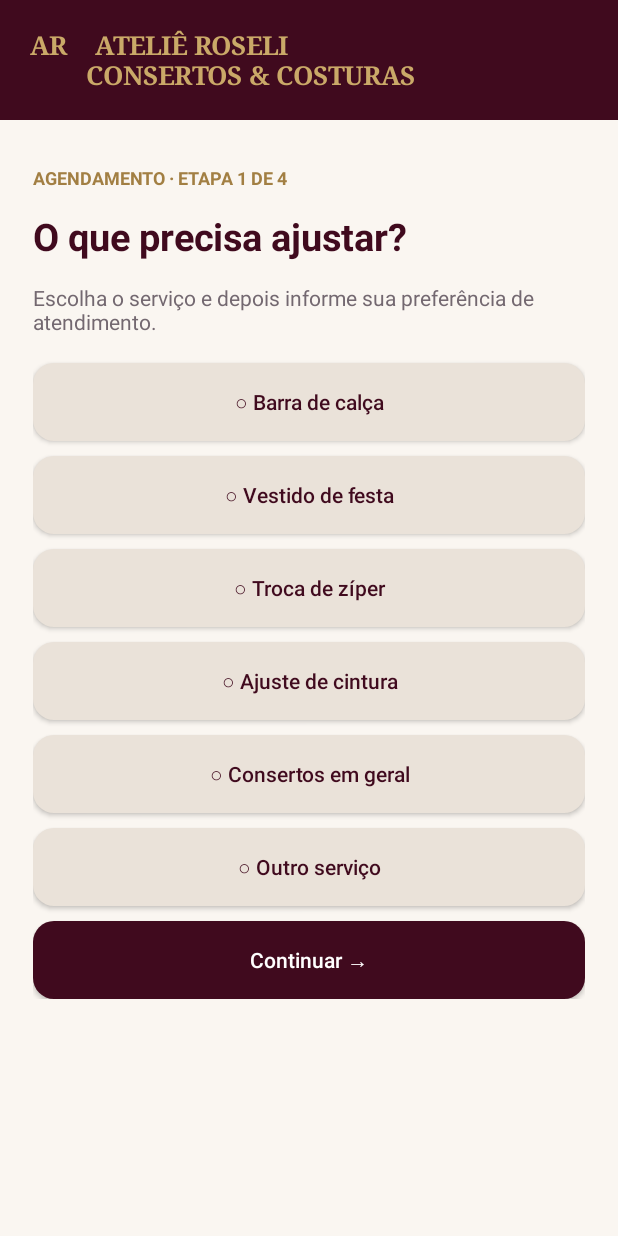
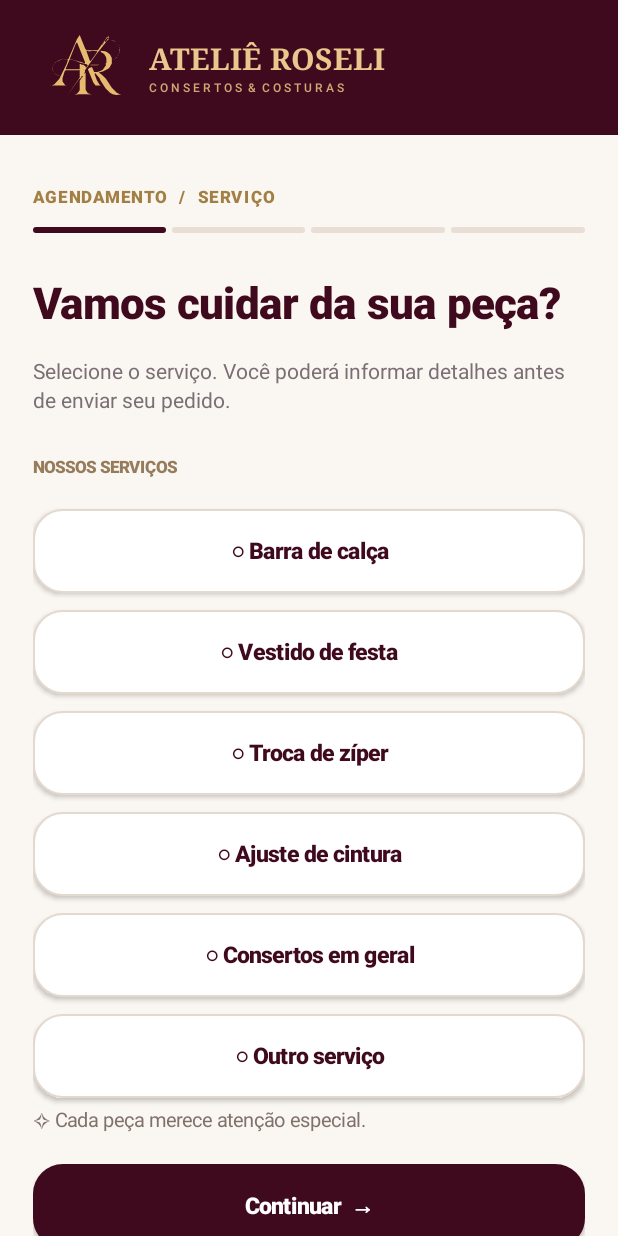
Before and after one commit to fernandojuniorsf-svg/pages-autoavaliacao.py, an Android app: the screen it shows after launch (MainActivity), on a phone screen of 412 x 824 dp. Run offline under Robolectric (Android 15) with nearby library versions, the phone set to English and light mode, and no system bars.

Commit message:
Modernize Roseli Android screens with original traced AR monogram, elegant navigation and premium form controls

```diff
--- a/android-roseli/app/src/main/java/br/com/atelieroseli/agendamento/MainActivity.java
+++ b/android-roseli/app/src/main/java/br/com/atelieroseli/agendamento/MainActivity.java
@@ -12,29 +12,43 @@ public class MainActivity extends Activity {
  LinearLayout main,body; String service="",mode="No ateliê",deadline="Normal",day="",hour="",pickup="",returnAddr="",person="",phone="",notes="",itemValue=""; boolean insure=false;
  EditText ePickup,eReturn,ePerson,ePhone,eNotes,eValue;
  int dp(int n){return (int)(n*getResources().getDisplayMetrics().density+.5f);}
- GradientDrawable bg(int color){GradientDrawable g=new GradientDrawable();g.setColor(color);g.setCornerRadius(dp(14));return g;}
- TextView text(String s,int size,boolean bold,int color){TextView t=new TextView(this);t.setText(s);t.setTextColor(color);t.setTextSize(size);if(bold)t.setTypeface(Typeface.DEFAULT,Typeface.BOLD);t.setPadding(0,dp(6),0,dp(8));body.addView(t);return t;}
- Button button(String s,boolean dark){Button b=new Button(this);b.setAllCaps(false);b.setText(s);b.setTextColor(dark?-1:wine);b.setBackground(bg(dark?wine:0xffeae2d9));LinearLayout.LayoutParams p=new LinearLayout.LayoutParams(-1,dp(52));p.topMargin=dp(10);body.addView(b,p);return b;}
- EditText field(String hint,String value,int type){EditText e=new EditText(this);e.setText(value);e.setHint(hint);e.setTextSize(15);e.setSingleLine(false);e.setInputType(type);e.setPadding(dp(12),dp(8),dp(12),dp(8));e.setBackground(bg(-1));LinearLayout.LayoutParams p=new LinearLayout.LayoutParams(-1,dp(52));p.topMargin=dp(8);body.addView(e,p);return e;}
+ GradientDrawable bg(int color){GradientDrawable g=new GradientDrawable();g.setColor(color);g.setCornerRadius(dp(19));return g;}
+ GradientDrawable outline(int color,int stroke){GradientDrawable g=bg(color);g.setStroke(dp(1),stroke);return g;}
+ TextView text(String s,int size,boolean bold,int color){TextView t=new TextView(this);t.setText(s);t.setTextColor(color);t.setTextSize(size);t.setTypeface(Typeface.create(bold?"sans-serif-medium":"sans-serif",bold?Typeface.BOLD:Typeface.NORMAL));t.setLineSpacing(dp(2),1.06f);t.setPadding(0,dp(5),0,dp(9));body.addView(t);return t;}
+ Button button(String s,boolean dark){Button b=new Button(this);b.setAllCaps(false);b.setText(s);b.setTextSize(15);b.setTypeface(Typeface.create("sans-serif-medium",Typeface.BOLD));b.setTextColor(dark?Color.WHITE:wine);b.setBackground(outline(dark?wine:Color.WHITE,dark?wine:0xffe4d9cf));b.setElevation(dp(dark?3:0));b.setPadding(dp(15),0,dp(15),0);LinearLayout.LayoutParams p=new LinearLayout.LayoutParams(-1,dp(56));p.topMargin=dp(11);body.addView(b,p);return b;}
+ EditText field(String hint,String value,int type){EditText e=new EditText(this);e.setText(value);e.setHint(hint);e.setTextColor(ink);e.setHintTextColor(0xff95878b);e.setTextSize(15);e.setSingleLine(false);e.setInputType(type);e.setPadding(dp(16),dp(8),dp(16),dp(8));e.setBackground(outline(Color.WHITE,0xffe6d9ce));LinearLayout.LayoutParams p=new LinearLayout.LayoutParams(-1,dp(54));p.topMargin=dp(9);body.addView(e,p);return e;}
  void toast(String s){Toast.makeText(this,s,Toast.LENGTH_LONG).show();}
- void title(String a,String b){text(a,25,true,wine);text(b,14,false,0xff736870);}
+ void title(String a,String b){text(a,29,true,wine);TextView sub=text(b,14,false,0xff796f74);sub.setPadding(0,dp(7),0,dp(22));}
  void next(){step++;draw();}
  void previous(){step--;draw();}
  @Override public void onCreate(Bundle b){super.onCreate(b);getWindow().setStatusBarColor(wine);getWindow().setNavigationBarColor(paper);draw();}
  void draw(){
   main=new LinearLayout(this);main.setOrientation(1);main.setBackgroundColor(paper);setContentView(main);
-  TextView h=new TextView(this);h.setText("AR    ATELIÊ ROSELI\n        CONSERTOS & COSTURAS");h.setTypeface(Typeface.SERIF,Typeface.BOLD);h.setTextSize(17);h.setTextColor(gold);h.setBackgroundColor(wine);h.setGravity(Gravity.CENTER_VERTICAL);h.setPadding(dp(20),0,0,0);main.addView(h,new LinearLayout.LayoutParams(-1,dp(80)));
-  ScrollView sc=new ScrollView(this);main.addView(sc);body=new LinearLayout(this);body.setOrientation(1);body.setPadding(dp(22),dp(24),dp(22),dp(45));sc.addView(body);text("AGENDAMENTO · ETAPA "+(step+1)+" DE 4",12,true,0xffa27f43);
+  LinearLayout header=new LinearLayout(this);header.setOrientation(LinearLayout.HORIZONTAL);header.setGravity(Gravity.CENTER_VERTICAL);header.setPadding(dp(18),dp(7),dp(12),dp(7));header.setBackgroundColor(wine);
+  main.addView(header,new LinearLayout.LayoutParams(-1,dp(90)));
+  ImageView logo=new ImageView(this);logo.setImageResource(br.com.atelieroseli.agendamento.R.drawable.monograma_ar_original);logo.setScaleType(ImageView.ScaleType.FIT_CENTER);
+  header.addView(logo,new LinearLayout.LayoutParams(dp(79),dp(75)));
+  LinearLayout names=new LinearLayout(this);names.setOrientation(LinearLayout.VERTICAL);names.setPadding(dp(2),0,0,0);header.addView(names,new LinearLayout.LayoutParams(0,-2,1f));
+  TextView name=new TextView(this);name.setText("ATELIÊ ROSELI");name.setTextColor(0xffe9c78d);name.setTextSize(20);name.setTypeface(Typeface.create("serif",Typeface.BOLD));names.addView(name);
+  TextView sub=new TextView(this);sub.setText("C O N S E R T O S  &  C O S T U R A S");sub.setTextColor(0xffcda975);sub.setTextSize(8);sub.setTypeface(Typeface.create("sans-serif-medium",Typeface.NORMAL));names.addView(sub);
+  ScrollView sc=new ScrollView(this);sc.setFillViewport(true);main.addView(sc,new LinearLayout.LayoutParams(-1,0,1));
+  body=new LinearLayout(this);body.setOrientation(1);body.setPadding(dp(22),dp(28),dp(22),dp(42));sc.addView(body);
+  TextView eyebrow=text("AGENDAMENTO  /  "+new String[]{"SERVIÇO","TRANSPORTE","DATA E HORA","CONFIRMAÇÃO"}[step],11,true,0xffa27f43);
+  eyebrow.setLetterSpacing(.1f);
+  LinearLayout progress=new LinearLayout(this);progress.setOrientation(LinearLayout.HORIZONTAL);body.addView(progress);
+  for(int i=0;i<4;i++){View segment=new View(this);segment.setBackground(bg(i<=step?wine:0xffe8ded5));LinearLayout.LayoutParams pp=new LinearLayout.LayoutParams(0,dp(4),1);pp.setMargins(dp(i==0?0:4),dp(3),0,dp(21));progress.addView(segment,pp);}
   if(step==0)servicePage();else if(step==1)transportPage();else if(step==2)datePage();else confirmPage();
  }
  void servicePage(){
-  title("O que precisa ajustar?","Escolha o serviço e depois informe sua preferência de atendimento.");
+  title("Vamos cuidar da sua peça?","Selecione o serviço. Você poderá informar detalhes antes de enviar seu pedido.");
   String[] options={"Barra de calça","Vestido de festa","Troca de zíper","Ajuste de cintura","Consertos em geral","Outro serviço"};
+  text("NOSSOS SERVIÇOS",11,true,0xff967c5b);
   for(String s:options){Button b=button((s.equals(service)?"✓ ":"○ ")+s,s.equals(service));b.setOnClickListener(v->{service=s;draw();});}
-  button("Continuar →",true).setOnClickListener(v->{if(service.isEmpty())toast("Escolha o serviço.");else next();});
+  text("✧ Cada peça merece atenção especial.",13,false,0xff81716c);
+  button("Continuar  →",true).setOnClickListener(v->{if(service.isEmpty())toast("Escolha o serviço.");else next();});
  }
  void transportPage(){
-  title("Coleta e entrega","Escolha como a peça vai chegar ao ateliê e como será devolvida.");
+  title("Como prefere o atendimento?","Você pode trazer sua peça ou solicitar coleta e devolução.");
   for(String s:new String[]{"No ateliê","Coleta","Devolução","Coleta + devolução"}){Button b=button((s.equals(mode)?"✓ ":"○ ")+s,s.equals(mode));b.setOnClickListener(v->{mode=s;draw();});}
   text("Prazo desejado",15,true,wine);
   Spinner spinner=new Spinner(this);String[] deadlines={"Normal","Expresso: 2 horas (sujeito a confirmação)","24 horas (sujeito a confirmação)"};
@@ -52,18 +66,18 @@ public class MainActivity extends Activity {
   button("← Voltar",false).setOnClickListener(v->previous());
  }
  void datePage(){
-  title("Escolha sua data","A Roseli confirmará a disponibilidade antes da reserva.");
+  title("Quando fica melhor?","Escolha a data e o horário desejados. Roseli confirma a disponibilidade.");
   button(day.isEmpty()?"Selecionar data":day,false).setOnClickListener(v->{Calendar c=Calendar.getInstance();DatePickerDialog d=new DatePickerDialog(this,(p,y,m,dd)->{day=String.format(Locale.ROOT,"%02d/%02d/%04d",dd,m+1,y);draw();},c.get(Calendar.YEAR),c.get(Calendar.MONTH),c.get(Calendar.DAY_OF_MONTH));d.getDatePicker().setMinDate(System.currentTimeMillis()-1000);d.show();});
   button(hour.isEmpty()?"Selecionar horário":hour,false).setOnClickListener(v->new TimePickerDialog(this,(p,h,m)->{hour=String.format(Locale.ROOT,"%02d:%02d",h,m);draw();},9,0,true).show());
   button("Continuar →",true).setOnClickListener(v->{if(day.isEmpty()||hour.isEmpty())toast("Informe data e horário.");else next();});
   button("← Voltar",false).setOnClickListener(v->previous());
  }
  void confirmPage(){
-  title("Últimos detalhes","Revise o pedido e envie pelo WhatsApp ou outro app.");
+  title("Quase tudo pronto.","Revise o resumo e envie sua solicitação para a Roseli.");
   text("Seu nome",14,true,wine);ePerson=field("Nome completo",person,1);
   text("WhatsApp",14,true,wine);ePhone=field("DDD + número",phone,3);
   text("Observações",14,true,wine);eNotes=field("Peça, tecido, quantidade e cuidados",notes,1);
-  text("RESUMO",12,true,0xffa27f43);
+  text("RESUMO DO PEDIDO",12,true,0xffa27f43);
   text(service+"\n"+mode+"\n"+day+" às "+hour+"\n"+deadline+"\nColeta: "+pickup+"\nDevolução: "+returnAddr+"\nFrete e seguro: a confirmar",14,false,ink);
   button("Compartilhar solicitação",true).setOnClickListener(v->{
     person=ePerson.getText().toString().trim();phone=ePhone.getText().toString().trim();notes=eNotes.getText().toString().trim();
```
